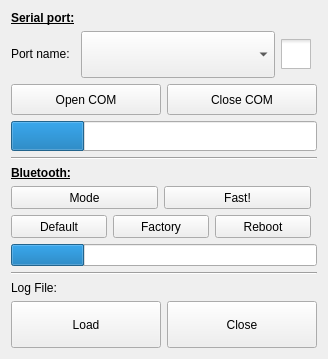
Old version of the form ui/w_config.ui in the repository JFDuval/flexsea-plan.
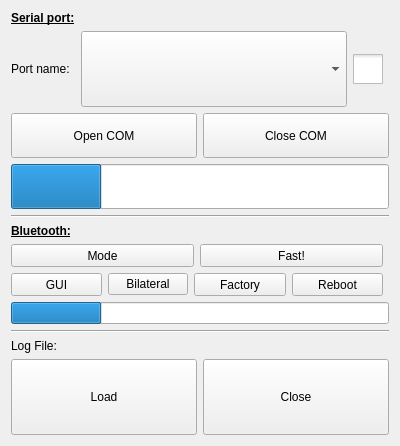
New version of the form. Icons and pictures are not drawn.

```diff
--- a/ui/w_config.ui
+++ b/ui/w_config.ui
@@ -6,8 +6,8 @@
    <rect>
     <x>0</x>
     <y>0</y>
-    <width>328</width>
-    <height>359</height>
+    <width>400</width>
+    <height>446</height>
    </rect>
   </property>
   <property name="sizePolicy">
@@ -335,7 +335,14 @@
             </size>
            </property>
            <property name="text">
-            <string>Default</string>
+            <string>GUI</string>
+           </property>
+          </widget>
+         </item>
+         <item>
+          <widget class="QPushButton" name="pbBTbwc">
+           <property name="text">
+            <string>Bilateral</string>
            </property>
           </widget>
          </item>
```
Left out of the diff: 102 changed lines with no effect on the pictures.
